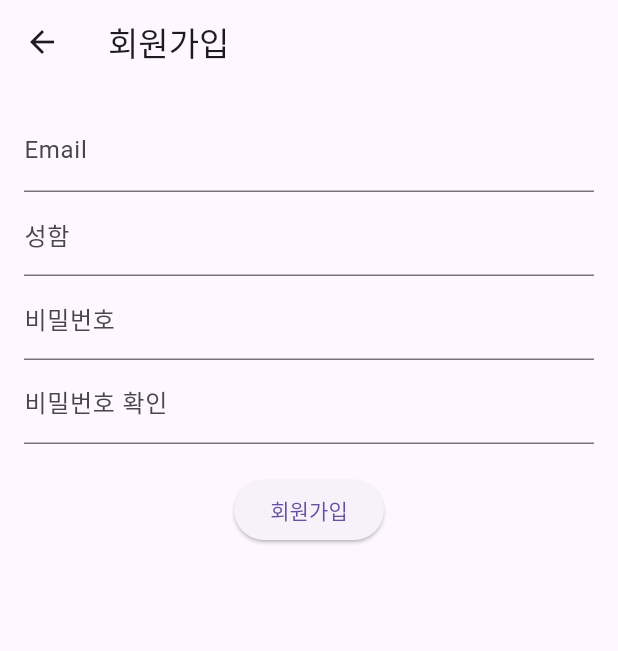
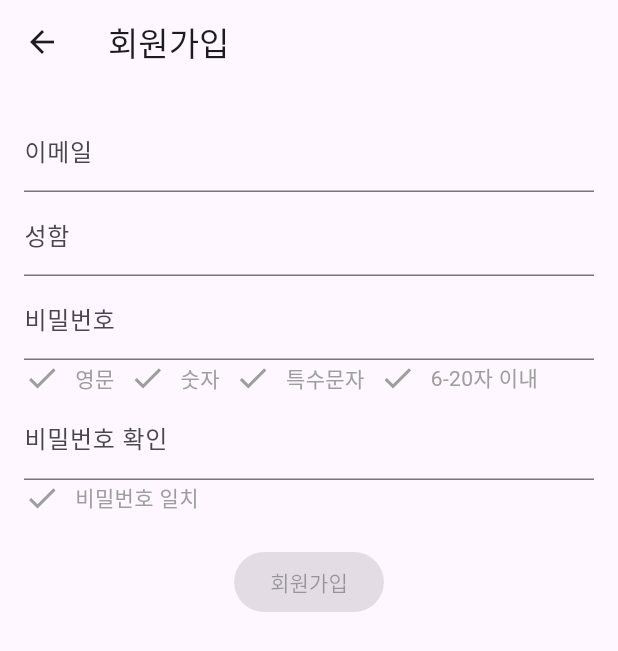
Before and after one commit to choihojean/fitnessapp_capstone, a Flutter app: the SignupPage screen opened by its route, on a phone screen of 412 x 824 dp. Shown: the top 651 px of the screen. Run offline on Flutter 3.47's test engine with Material 3 defaults, Android fonts, the phone set to English and light mode, and no system bars; our stand-ins replace image_picker, shared_preferences, sqflite; accounts and stored records are empty.

Commit message:
feat: 회원가입 정규식 생성

```diff
--- a/knufit/lib/auth/login_page.dart
+++ b/knufit/lib/auth/login_page.dart
@@ -65,12 +65,6 @@ class _LoginPageState extends State<LoginPage> {
               onPressed: _login,
               child: Text('로그인'),
             ),
-            TextButton(
-              onPressed: () {
-                Navigator.pushNamed(context, '/signup');
-              },
-              child: Text('회원가입'),
-            ),
           ],
         ),
       ),
--- a/knufit/lib/auth/signup_page.dart
+++ b/knufit/lib/auth/signup_page.dart
@@ -1,5 +1,6 @@
 import 'package:flutter/material.dart';
 import '../database/db_helper.dart';
+import '../utils/utils.dart';
 
 class SignupPage extends StatefulWidget {
   @override
@@ -13,6 +14,13 @@ class _SignupPageState extends State<SignupPage> {
   final TextEditingController _confirmPasswordController = TextEditingController();
   final DBHelper _dbHelper = DBHelper();
 
+  bool _isPasswordValid = false;
+  bool _isPasswordMatch = false;
+  bool _hasUppercase = false;
+  bool _hasDigits = false;
+  bool _hasSpecialCharacters = false;
+  bool _hasValidLength = false;
+
   void _signup() async {
     String email = _emailController.text;
     String name = _nameController.text;
@@ -20,41 +28,67 @@ class _SignupPageState extends State<SignupPage> {
     String confirmPassword = _confirmPasswordController.text;
 
     if (email.isNotEmpty && name.isNotEmpty && password.isNotEmpty && confirmPassword.isNotEmpty) {
+      if (!isValidEmail(email)) {
+        ScaffoldMessenger.of(context).showSnackBar(
+          SnackBar(content: Text('유효한 이메일 주소를 입력하세요.')),
+        );
+        return;
+      }
+
+      if (!_isPasswordValid) {
+        ScaffoldMessenger.of(context).showSnackBar(
+          SnackBar(content: Text('비밀번호는 유효하지 않습니다.')),
+        );
+        return;
+      }
+
       if (password == confirmPassword) {
         await _dbHelper.insertUser({
           'email': email,
           'name': name,
-          'password': password,
+          'password':password,
         });
 
         ScaffoldMessenger.of(context).showSnackBar(
           SnackBar(content: Text('회원가입을 환영합니다!')),
         );
 
-        Navigator.pop(context); // Go back to login page
+        Navigator.pop(context); // 로그인 페이지로 돌아가기
       } else {
         ScaffoldMessenger.of(context).showSnackBar(
-          SnackBar(content: Text('비밀번호가 동일하지 않습니다')),
+          SnackBar(content: Text('비밀번호가 동일하지 않습니다.')),
         );
       }
     } else {
       ScaffoldMessenger.of(context).showSnackBar(
-        SnackBar(content: Text('모든 공간을 작성해주세요')),
+        SnackBar(content: Text('모든 공간을 작성해주세요.')),
       );
     }
+  }
+
+  void _validatePassword(String password) {
+    setState(() {
+      _hasUppercase = password.contains(RegExp(r'[A-Za-z]'));
+      _hasDigits = password.contains(RegExp(r'[0-9]'));
+      _hasSpecialCharacters = password.contains(RegExp(r'[!@#$%^&*(),.?":{}|<>]'));
+      _hasValidLength = password.length >= 6 && password.length < 20;
+
+      _isPasswordValid = _hasUppercase && _hasDigits && _hasSpecialCharacters && _hasValidLength;
+      _isPasswordMatch = password == _confirmPasswordController.text;
+    });
   }
 
   @override
   Widget build(BuildContext context) {
     return Scaffold(
       appBar: AppBar(title: Text('회원가입')),
-      body: Padding(
+      body: SingleChildScrollView(
         padding: const EdgeInsets.all(16.0),
         child: Column(
           children: [
             TextField(
               controller: _emailController,
-              decoration: InputDecoration(labelText: 'Email'),
+              decoration: InputDecoration(labelText: '이메일'),
             ),
             TextField(
               controller: _nameController,
@@ -64,15 +98,23 @@ class _SignupPageState extends State<SignupPage> {
               controller: _passwordController,
               decoration: InputDecoration(labelText: '비밀번호'),
               obscureText: true,
+              onChanged: _validatePassword,
             ),
+            _buildPasswordCriteria(), // 비밀번호 조건 표시
             TextField(
               controller: _confirmPasswordController,
               decoration: InputDecoration(labelText: '비밀번호 확인'),
               obscureText: true,
+              onChanged: (value) {
+                setState(() {
+                  _isPasswordMatch = value == _passwordController.text;
+                });
+              },
             ),
+            _buildPasswordMatchCriteria(), // 비밀번호 일치 여부 표시
             SizedBox(height: 20),
             ElevatedButton(
-              onPressed: _signup,
+              onPressed: _isPasswordValid && _isPasswordMatch ? _signup : null,
               child: Text('회원가입'),
             ),
           ],
@@ -80,4 +122,46 @@ class _SignupPageState extends State<SignupPage> {
       ),
     );
   }
+
+  Widget _buildPasswordCriteria() {
+    return Column(
+      crossAxisAlignment: CrossAxisAlignment.start,
+      children: [
+        Row(
+          children: [
+            _buildCriteriaRow('영문', _hasUppercase),
+            SizedBox(width: 10),
+            _buildCriteriaRow('숫자', _hasDigits),
+            SizedBox(width: 10),
+            _buildCriteriaRow('특수문자', _hasSpecialCharacters),
+            SizedBox(width: 10),
+            _buildCriteriaRow('6-20자 이내', _hasValidLength),
+          ],
+        ),
+
+      ],
+    );
+  }
+
+  Widget _buildPasswordMatchCriteria() {
+    return Column(
+      crossAxisAlignment: CrossAxisAlignment.start,
+      children: [
+        _buildCriteriaRow('비밀번호 일치', _isPasswordMatch),
+      ],
+    );
+  }
+
+  Widget _buildCriteriaRow(String criteria, bool isValid) {
+    return Row(
+      children: [
+        Icon(
+          isValid ? Icons.check : Icons.check,
+          color: isValid ? Colors.orange : Colors.grey,
+        ),
+        SizedBox(width: 10),
+        Text(criteria, style: TextStyle(color: isValid ? Colors.orange : Colors.grey)),
+      ],
+    );
+  }
 }
```
Also changed, not shown: knufit/lib/utils/utils.dart (+12 -0 lines).
